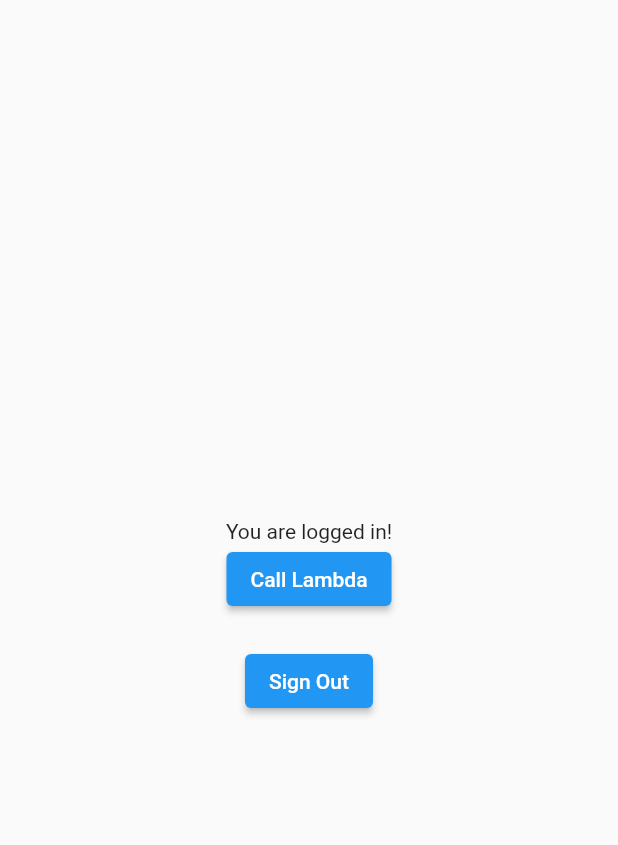
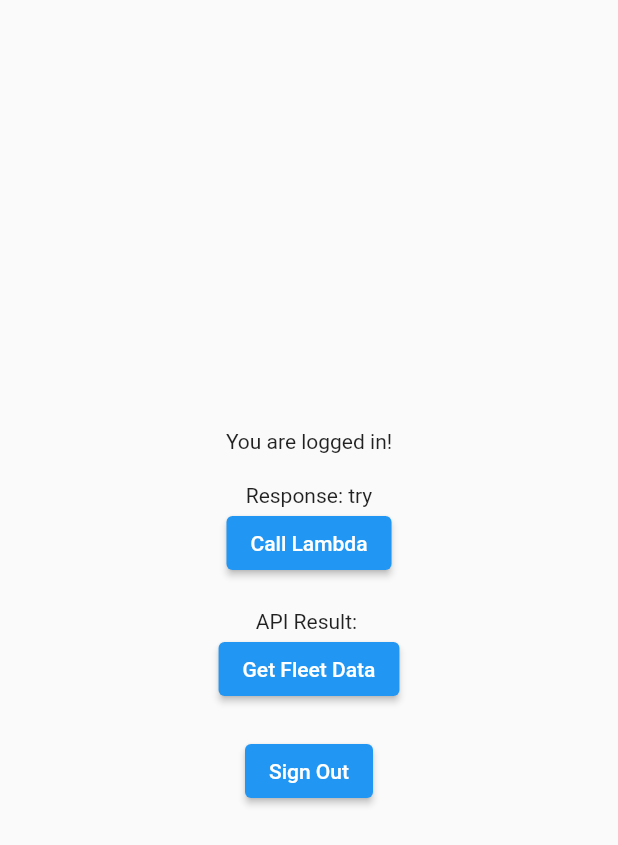
Before and after one commit to sota1111/flut, a Flutter app: the screen it shows after launch, after a tap on "Call Lambda", on a phone screen of 412 x 824 dp. Shown: the top 845 px of the screen. Run offline on Flutter 3.47's test engine with Material 2 defaults, Android fonts, the phone set to English and light mode, and no system bars; our stand-ins replace flutter_riverpod, hive, hive_flutter, screenshot, share_plus; missing offline and left inert: amazon_cognito_identity_dart_2, amplify_api, amplify_auth_cognito, amplify_authenticator, amplify_flutter; accounts and stored records are empty.

```diff
--- a/test_cognito2/lib/main.dart
+++ b/test_cognito2/lib/main.dart
@@ -3,7 +3,10 @@ import 'package:amplify_authenticator/amplify_authenticator.dart';
 import 'package:amplify_flutter/amplify_flutter.dart';
 import 'package:flutter/material.dart';
 import 'package:amplify_api/amplify_api.dart';
+import 'package:http/http.dart' as http;
 import 'amplifyconfiguration.dart';
+import 'dart:convert';
+import 'package:flutter/material.dart';
 
 void main() {
   runApp(const MyApp());
@@ -17,10 +20,27 @@ class MyApp extends StatefulWidget {
 }
 
 class _MyAppState extends State<MyApp> {
+  String _responseText = "";
+  String _apiResult = "";
   @override
   void initState() {
     super.initState();
     _configureAmplify();
+  }
+
+  Future<void> _getFleetData() async {
+    var url = Uri.parse('https://aelmwouyzf.execute-api.ap-northeast-1.amazonaws.com/default/getFleetDDB');
+    print("debug");
+    var response = await http.post(
+      url,
+      headers: <String, String>{
+        'Content-Type': 'application/json; charset=UTF-8',
+      },
+      body: jsonEncode(<String, String>{
+        'Date': "2023-06-01",
+      }),
+    );
+    debugPrint('Response status code: ${response.statusCode}');
   }
 
   void _configureAmplify() async {
@@ -35,10 +55,27 @@ class _MyAppState extends State<MyApp> {
   }
 
   Future<void> _callLambda() async {
+    print('call Lambda');
     try {
-      print('Lambda response:');
-    } on Exception catch (e) {
-      print('Error calling Lambda: $e');
+      print('try');
+      setState(() {
+        _responseText = "try";
+      });
+      final restOperation = Amplify.API.get('chat-docker');
+      print('try2');
+      final response = await restOperation.response;
+      print('GET call succeeded: ${response.decodeBody()}');
+
+      setState(() {
+        _responseText = response.decodeBody();
+      });
+
+    } on ApiException catch (e) {
+      print('GET call failed');
+      setState(() {
+        _responseText = "error";
+        print('GET call failed: $e');
+      });
     }
   }
 
@@ -62,9 +99,17 @@ class _MyAppState extends State<MyApp> {
               mainAxisAlignment: MainAxisAlignment.center,
               children: <Widget>[
                 const Text('You are logged in!'),
+                SizedBox(height: 20),
+                Text('Response: $_responseText'),
                 ElevatedButton(
                   onPressed: _callLambda,
                   child: Text('Call Lambda'),
+                ),
+                SizedBox(height: 20),
+                Text('API Result: $_apiResult'), // 新しく追加したAPIのレスポンスを表示
+                ElevatedButton(
+                  onPressed: _getFleetData,
+                  child: Text('Get Fleet Data'), // 新しく追加したボタン
                 ),
                 SizedBox(height: 20),
                 ElevatedButton(
--- a/test_cognito2/pubspec.yaml
+++ b/test_cognito2/pubspec.yaml
@@ -40,6 +40,7 @@ dependencies:
   # Use with the CupertinoIcons class for iOS style icons.
   cupertino_icons: ^1.0.2
   amplify_api: ^1.3.1
+  http: ^1.1.0
 
 dev_dependencies:
   flutter_test:
```
Also changed, not shown: test_cognito2/amplify/team-provider-info.json (+9 -2 lines), test_cognito2/pubspec.lock, 4 other files.
